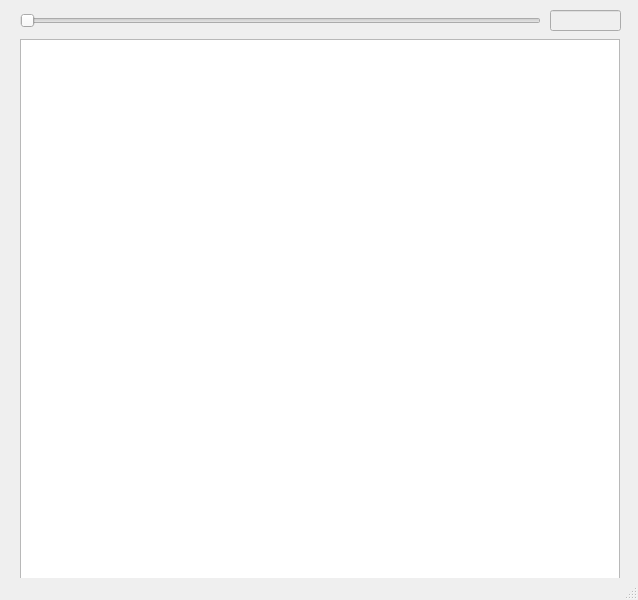
Above: edge.ui from qchen2017/BloodVesselVisualization before the change. Below: the same form after it.
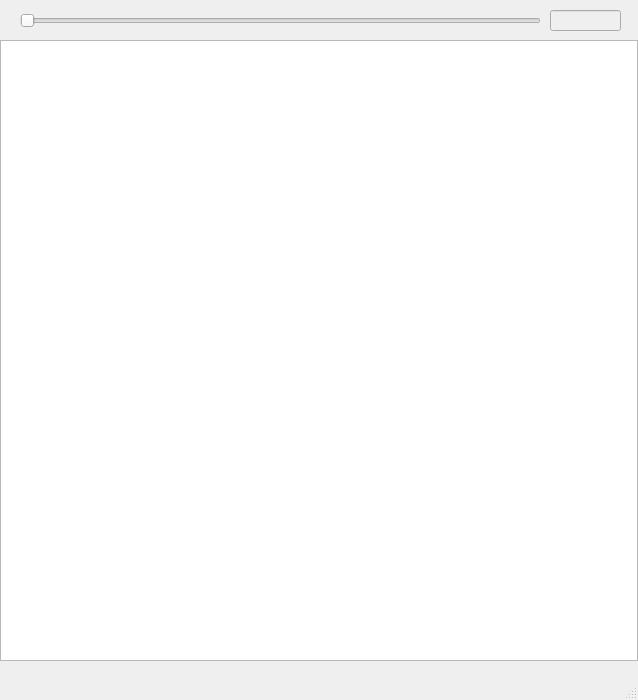
That is the form after the change.

```diff
--- a/edge.ui
+++ b/edge.ui
@@ -7,7 +7,7 @@
     <x>0</x>
     <y>0</y>
     <width>638</width>
-    <height>600</height>
+    <height>700</height>
    </rect>
   </property>
   <property name="windowTitle">
@@ -17,10 +17,10 @@
    <widget class="QGraphicsView" name="graphicsView">
     <property name="geometry">
      <rect>
-      <x>20</x>
-      <y>39</y>
-      <width>600</width>
-      <height>591</height>
+      <x>0</x>
+      <y>40</y>
+      <width>638</width>
+      <height>621</height>
      </rect>
     </property>
    </widget>
```
Left out of the diff: 2 changed lines with no effect on the pictures.
